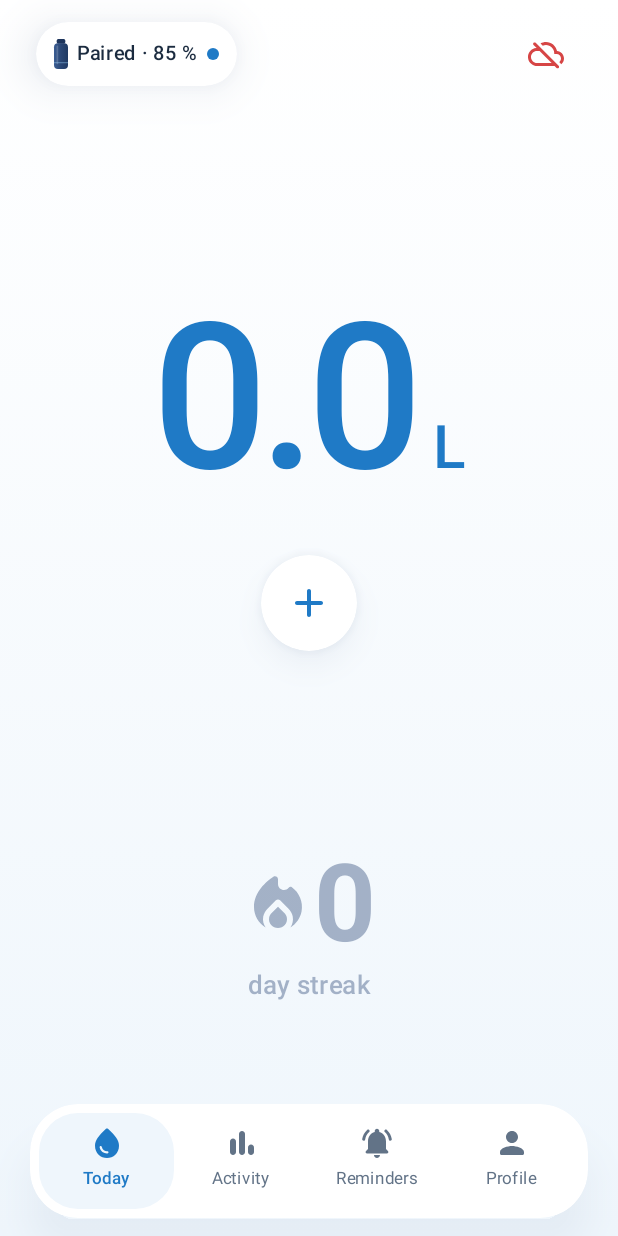
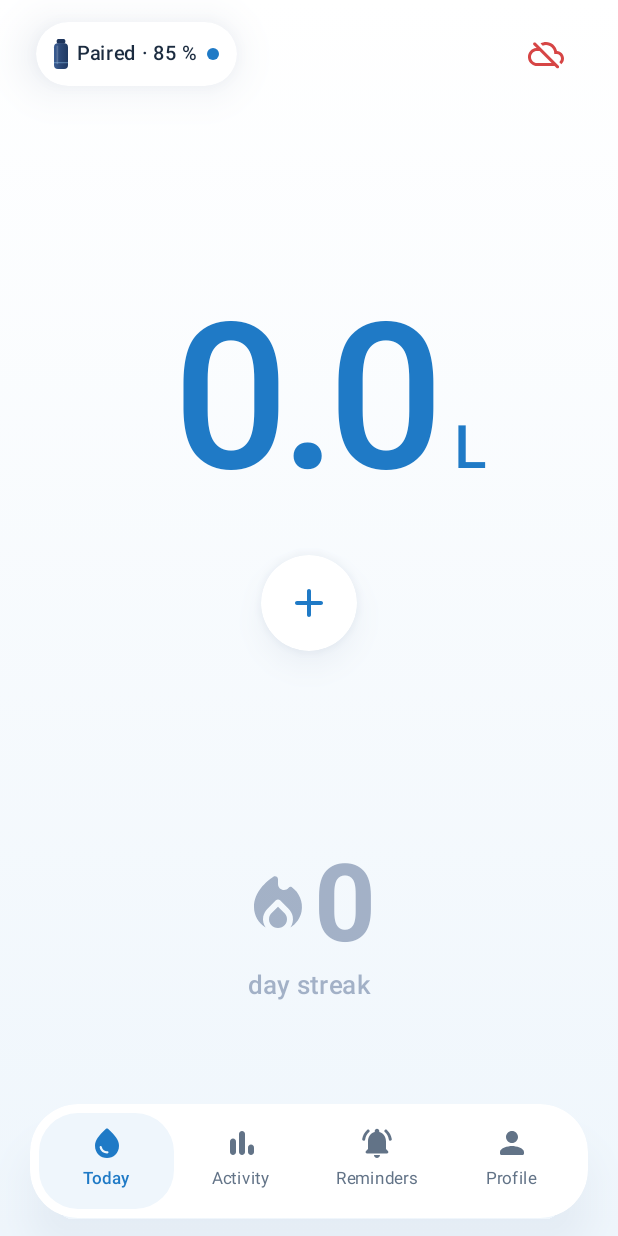
Before and after one commit to htl-leo-itp-26-28-4-5AHITM/Drinkly, an Android app built with Jetpack Compose: the screen it shows after launch (MainActivity), on a phone screen of 412 x 824 dp. Run offline under Robolectric (Android 15) with nearby library versions, the phone set to English and light mode, and no system bars; network calls fail; 2 statements that could not run were skipped.

Commit message:
fix(android): centre the number itself above the plus button
An invisible twin of the "L" on the left balances the unit, so the
digits sit on the same centre line as the plus.

Co-Authored-By: Claude Opus 5.5 <noreply@anthropic.com>

```diff
--- a/frontend/android/app/src/main/java/at/drinkly/app/ui/screens/TodayScreen.kt
+++ b/frontend/android/app/src/main/java/at/drinkly/app/ui/screens/TodayScreen.kt
@@ -57,6 +57,7 @@ import androidx.compose.runtime.saveable.rememberSaveable
 import androidx.compose.runtime.setValue
 import androidx.compose.ui.Alignment
 import androidx.compose.ui.Modifier
+import androidx.compose.ui.draw.alpha
 import androidx.compose.ui.draw.clip
 import androidx.compose.ui.draw.shadow
 import androidx.compose.ui.graphics.Color
@@ -128,6 +129,9 @@ fun TodayScreen(d: Dashboard, onAdd: (Int) -> Unit, onRefresh: () -> Unit, onBot
                 Modifier.semantics(mergeDescendants = true) {},
                 verticalAlignment = Alignment.Bottom,
             ) {
+                // Invisible twin of the unit on the left, so the number itself is centred above the plus
+                Text("L", Modifier.alignByBaseline().alpha(0f).clearAndSetSemantics {}, fontSize = 40.sp, fontWeight = FontWeight.SemiBold)
+                Spacer(Modifier.width(6.dp))
                 Text(
                     litersValue(shownMl),
                     Modifier.alignByBaseline(),
```
